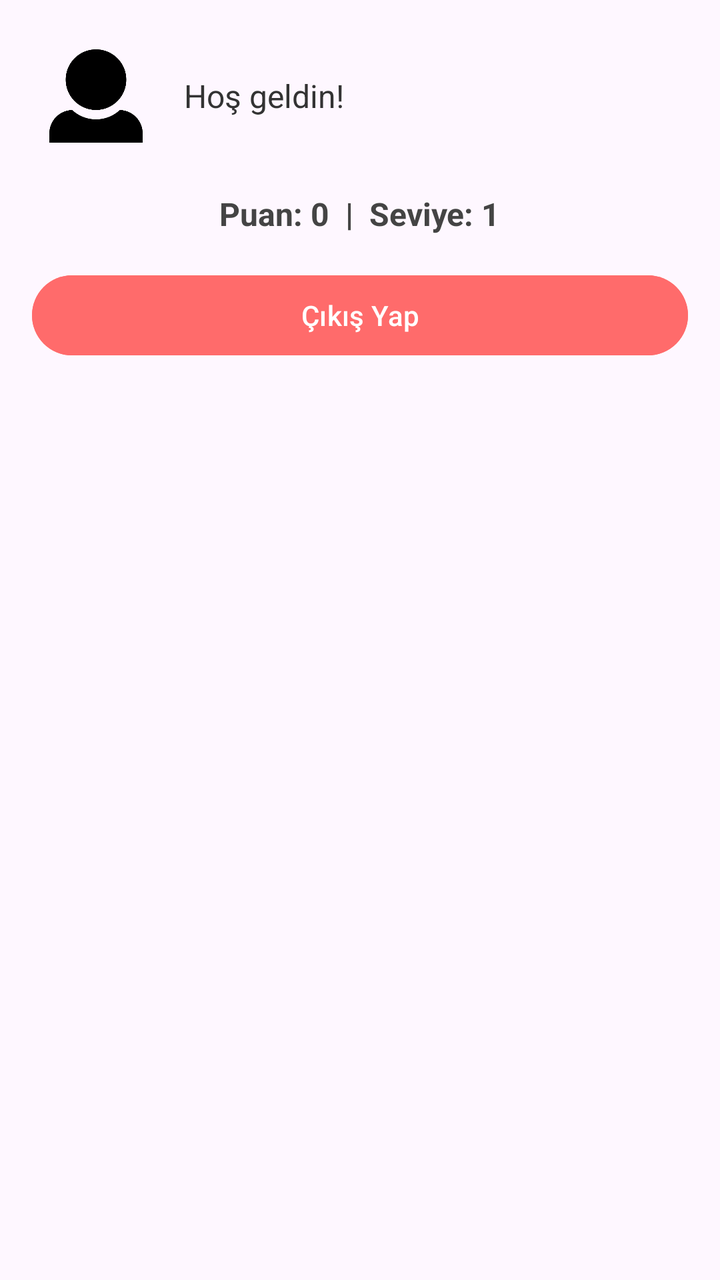
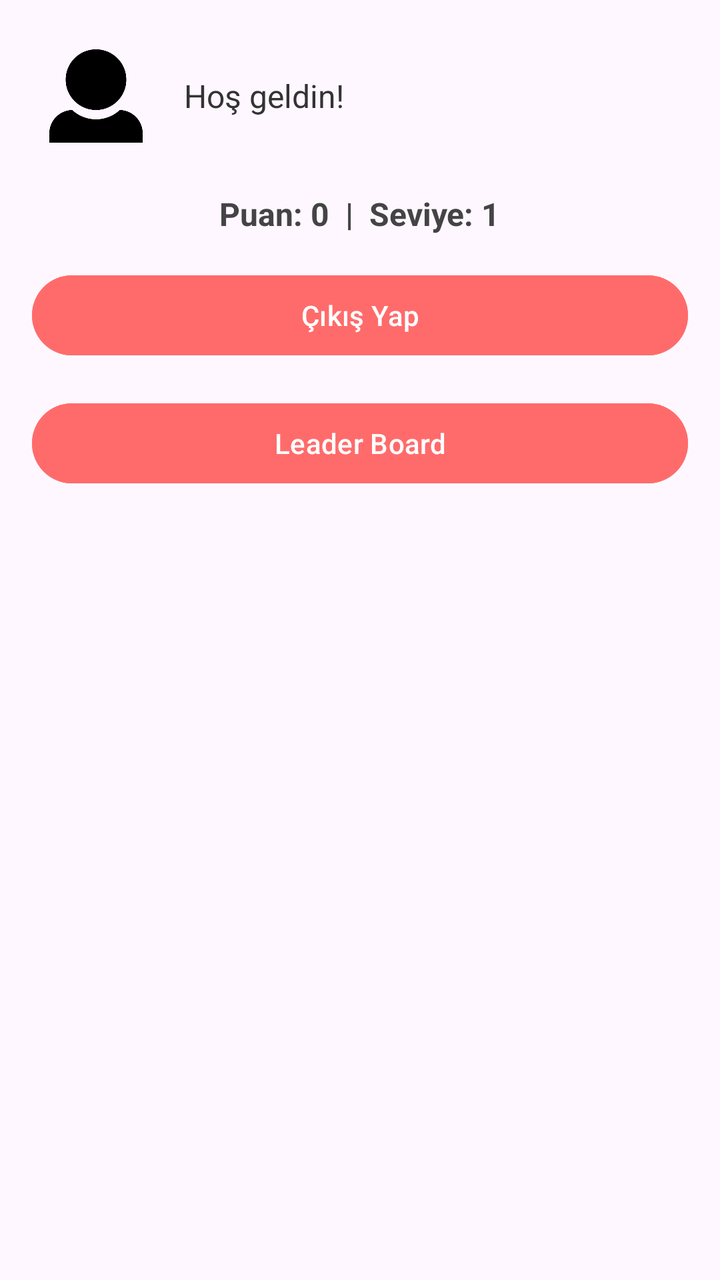

Screens rendered from an Android XML layout before and after an edit, with the pre-edit source and the edit as a unified diff.
<!-- AndroidManifest.xml: application theme Theme.MyQuizApp -->
<!-- res/layout/fragment_list.xml -->
<?xml version="1.0" encoding="utf-8"?>
<LinearLayout
    xmlns:android="http://schemas.android.com/apk/res/android"
    android:layout_width="match_parent"
    android:layout_height="match_parent"
    android:orientation="vertical"
    android:padding="16dp">

    
    <LinearLayout
        android:layout_width="match_parent"
        android:layout_height="wrap_content"
        android:orientation="horizontal"
        android:gravity="center_vertical"
        android:paddingBottom="16dp">


        <ImageView
            android:id="@+id/imageViewAvatar"
            android:layout_width="64dp"
            android:layout_height="64dp"
            android:padding="4dp"
            android:src="@drawable/default_avatar" />

        <TextView
            android:id="@+id/textViewWelcome"
            android:layout_width="0dp"
            android:layout_height="wrap_content"
            android:layout_weight="1"
            android:text="Hoş geldin!"
            android:textSize="16sp"
            android:paddingStart="12dp"
            android:textColor="#333333" />

    </LinearLayout>

    <TextView
        android:id="@+id/textViewStats"
        android:layout_width="wrap_content"
        android:layout_height="wrap_content"
        android:text="Puan: 0  |  Seviye: 1"
        android:textSize="16sp"
        android:textStyle="bold"
        android:textColor="#444444"
        android:layout_marginBottom="16dp"
        android:layout_gravity="center_horizontal" />

    
    <Button
        android:id="@+id/buttonLogout"
        android:layout_width="match_parent"
        android:layout_height="wrap_content"
        android:text="Çıkış Yap"
        android:backgroundTint="#FF6B6B"
        android:textColor="#FFFFFF"
        android:layout_marginBottom="16dp"/>

    
    <androidx.recyclerview.widget.RecyclerView
        android:id="@+id/ListRecyclerView"
        android:layout_width="match_parent"
        android:layout_height="0dp"
        android:layout_weight="1"
        android:clipToPadding="false"
        android:scrollbars="vertical" />

</LinearLayout>
<!-- resources referenced by this layout -->
<resources>
  <!-- drawable default_avatar: png bitmap (drawable, 7645 bytes) -->
  <style name="Theme.MyQuizApp" parent="Base.Theme.MyQuizApp" />
  <style name="Base.Theme.MyQuizApp" parent="Theme.Material3.DayNight.NoActionBar">
          
          
      </style>
</resources>

<!-- the commit's change to res/layout/fragment_list.xml (unified diff, before → after) -->
@@ -54,6 +54,15 @@
         android:backgroundTint="#FF6B6B"
         android:textColor="#FFFFFF"
         android:layout_marginBottom="16dp"/>
+    <Button
+        android:id="@+id/buttonLeaderBoard"
+        android:layout_width="match_parent"
+        android:layout_height="wrap_content"
+        android:text="Leader Board"
+        android:backgroundTint="#FF6B6B"
+        android:textColor="#FFFFFF"
+        android:layout_marginBottom="16dp"/>
+
 
     
     <androidx.recyclerview.widget.RecyclerView
